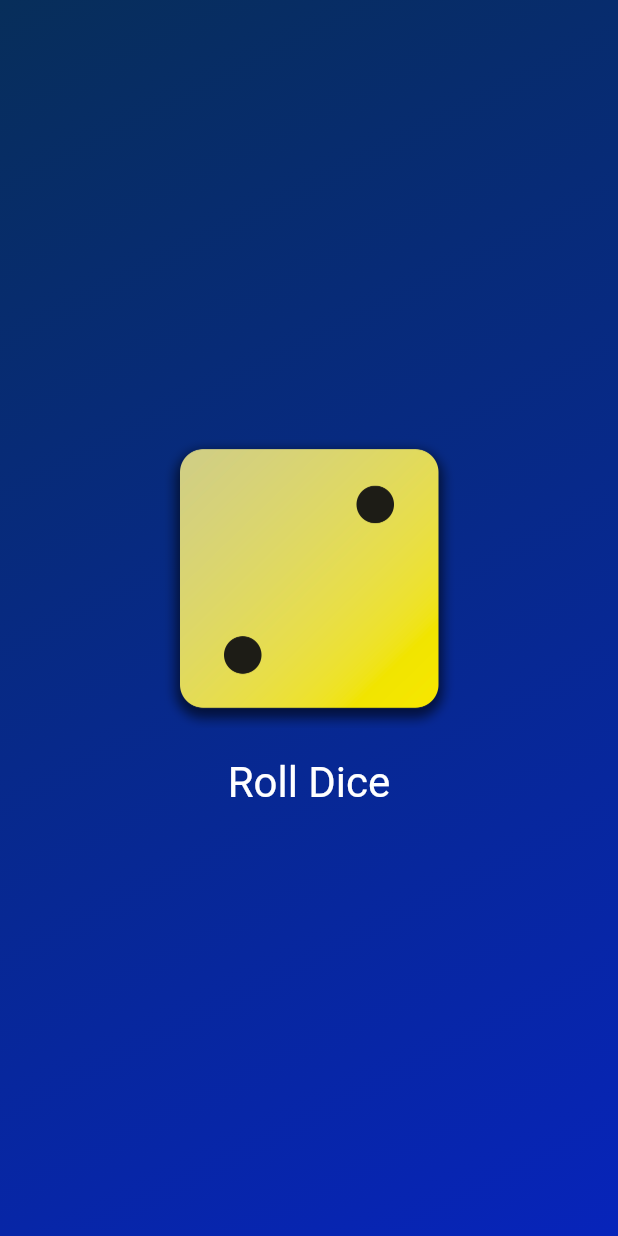
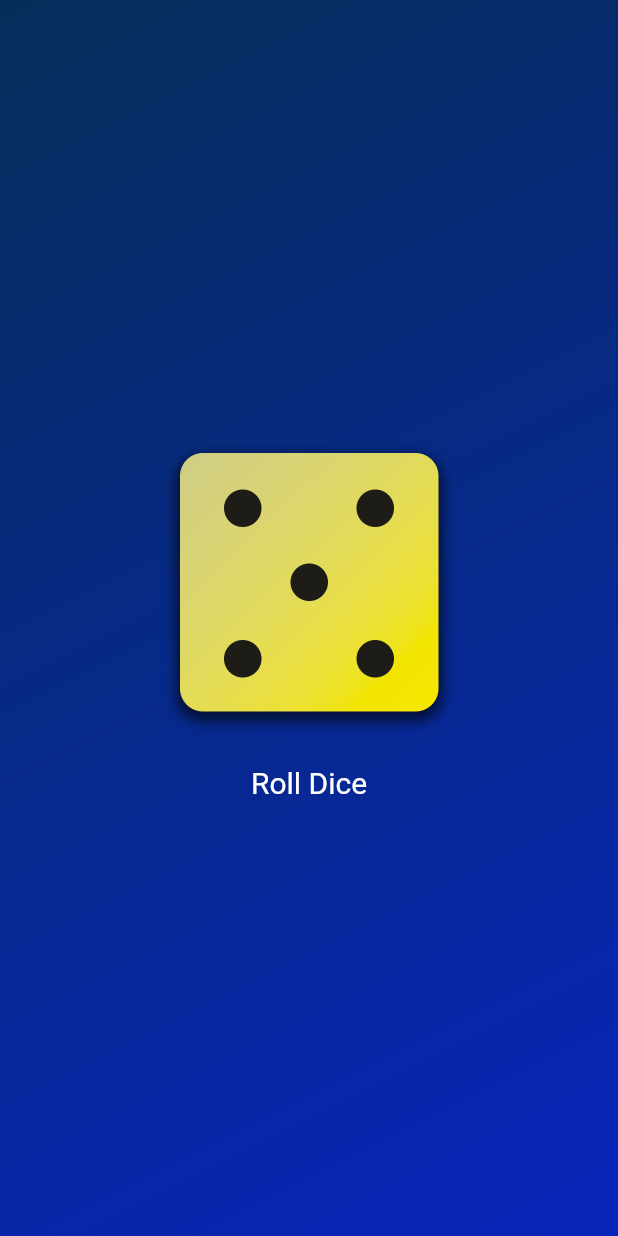
Before and after one commit to SamuelMakoholi/dice_app, a Flutter app: the screen it shows after launch, after a tap on "Roll Dice", on a phone screen of 412 x 824 dp. Run offline on Flutter 3.47's test engine with Material 3 defaults, Android fonts, the phone set to English and light mode, and no system bars.

Commit message:
dice complete

```diff
--- a/lib/dice_roller.dart
+++ b/lib/dice_roller.dart
@@ -1,4 +1,9 @@
 import 'package:flutter/material.dart';
+import 'dart:math';
+
+
+
+final randomizer = Random();
 
 class DiceRoller extends StatefulWidget
 {
@@ -13,12 +18,15 @@ class DiceRoller extends StatefulWidget
 }
 
 class _DiceRollerState extends State<DiceRoller> {
-  var activeDiceImage = 'assets/images/dice-2.png';
+  var currentDiceRoll = 2;
 
   void rollDice()
   {
-    var activeDiceImage='assets/images/dice-4.png';
-    print('changing image');
+
+    setState(() {
+      currentDiceRoll =randomizer.nextInt(6)+1;
+    });
+
   }
 
 
@@ -29,7 +37,7 @@ class _DiceRollerState extends State<DiceRoller> {
     return Column(
           mainAxisSize: MainAxisSize.min,
           children: [
-          Image.asset(activeDiceImage,
+          Image.asset('assets/images/dice-$currentDiceRoll.png',
           width: 200
           ),
           TextButton(onPressed: rollDice,
@@ -38,7 +46,7 @@ class _DiceRollerState extends State<DiceRoller> {
             ),
             foregroundColor: Colors.white,
             textStyle: const TextStyle(
-              fontSize: 28
+              fontSize: 20
             )
 
           ),
```
Also changed, not shown: lib/gradient_container.dart (+0 -25 lines).
